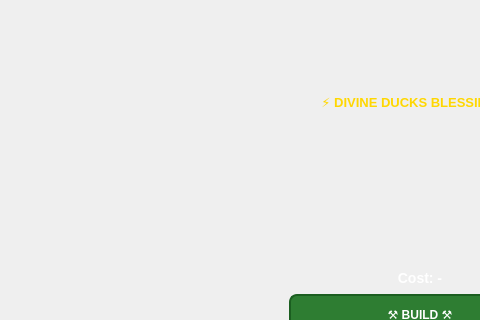
First picture: the form in 7Wonders/UI/MainWindow.ui, repository lydiagroza/ProjectMC, before the edit; both pictures show x 230 to 710 and y 129 to 449 of the 800 by 600 pixel window.
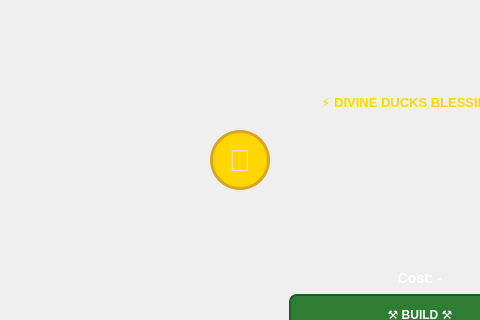
Second picture: the form after the edit. Custom widgets are drawn as their Qt base class.

Diff of the .ui file:
```diff
--- a/7Wonders/UI/MainWindow.ui
+++ b/7Wonders/UI/MainWindow.ui
@@ -116,6 +116,31 @@
       </layout>
      </widget>
     </item>
+    <item>
+     <widget class="QLabel" name="turnIndicator">
+      <property name="minimumSize">
+       <size>
+        <width>60</width>
+        <height>60</height>
+       </size>
+      </property>
+      <property name="maximumSize">
+       <size>
+        <width>60</width>
+        <height>60</height>
+       </size>
+      </property>
+      <property name="styleSheet">
+       <string notr="true">background-color: #FFD700; border: 3px solid #DAA520; border-radius: 30px; font-size: 30px;</string>
+      </property>
+      <property name="text">
+       <string>🦆</string>
+      </property>
+      <property name="alignment">
+       <set>Qt::AlignCenter</set>
+      </property>
+     </widget>
+    </item>
     <item>
      <widget class="QFrame" name="rightZone">
       <property name="minimumSize">
```
